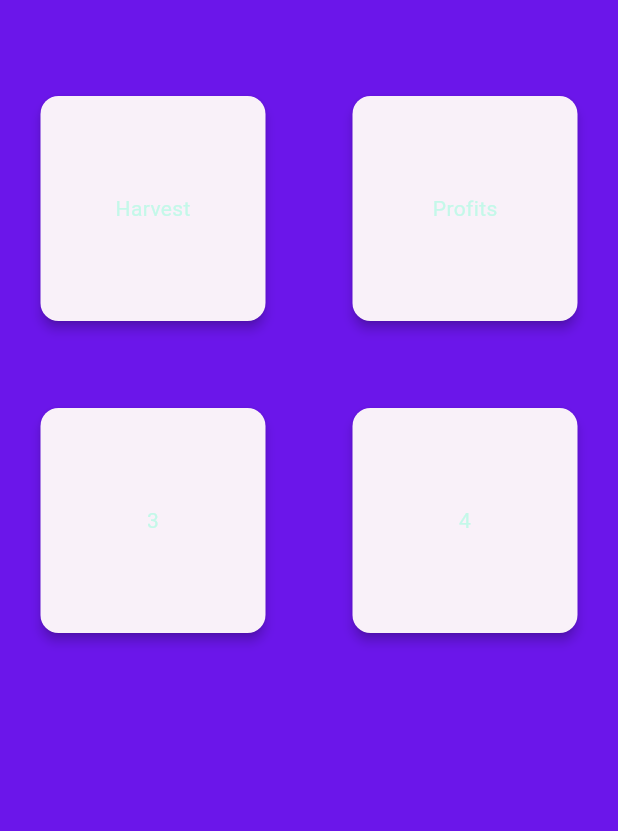
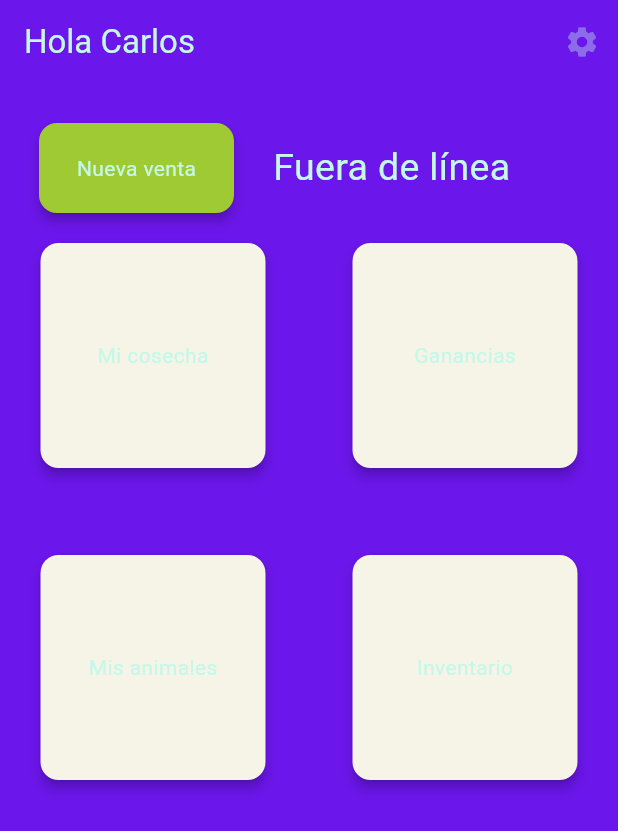
Before and after one commit to navirobayo/mi_terra_app, a Flutter app: the HomeScreen screen opened directly, on a phone screen of 412 x 824 dp. Shown: the top 831 px of the screen. Run offline on Flutter 3.47's test engine with Material 2 defaults, Android fonts, the phone set to English and light mode, and no system bars; our stand-ins replace firebase_core; accounts and stored records are empty; generated files the repository leaves out were written again.

Commit message:
Welcome and home screen draft

```diff
--- /dev/null
+++ b/mi_terra_app/lib/src/components/flutter_mi_terra_theme.dart
@@ -0,0 +1,69 @@
+import 'package:flutter/material.dart';
+
+class FlutterMiTerraTheme {
+  FlutterMiTerraTheme._();
+
+  // If you want to modify both themes at once, modify the colors below.
+
+  static const Color _primaryColor = Color.fromARGB(255, 219, 242, 11);
+  static const Color _primaryInverseColor = Color.fromARGB(255, 233, 196, 115);
+  static const Color _onSurfaceColor = Color.fromARGB(255, 196, 248, 233);
+  static const Color _onSurfaceVariant = Color.fromARGB(255, 230, 244, 46);
+  static const Color _onPrimaryColor = Color(0xFFA5E179);
+  static const Color _surfaceColor = Color.fromARGB(255, 107, 22, 234);
+  static const Color _backgroundColor = Color(0xFF373C4B);
+  static const Color _onSecondaryColor = Color(0xFFE1E3E4);
+  static const Color _onBackgroundColor = Color(0xFF828A9A);
+  static const Color _secondaryColor = Color(0xFF55393D);
+  static const Color _primaryContainer = Color.fromARGB(255, 160, 202, 51);
+  static const Color _errorColor = Color(0xFFF69C5E);
+  static const Color _onErrorColor = Color(0xFF354157);
+
+  // If you want to modify the light theme only, modify the colors below.
+
+  static final ThemeData lightTheme = ThemeData(
+    useMaterial3: true,
+    colorScheme: ColorScheme.fromSeed(
+      brightness: Brightness.light,
+      seedColor: FlutterMiTerraTheme._primaryColor,
+      background: FlutterMiTerraTheme._backgroundColor,
+      primary: FlutterMiTerraTheme._primaryColor,
+      secondary: FlutterMiTerraTheme._secondaryColor,
+      inversePrimary: FlutterMiTerraTheme._primaryInverseColor,
+      onSurface: FlutterMiTerraTheme._onSurfaceColor,
+      surface: FlutterMiTerraTheme._surfaceColor,
+      onSurfaceVariant: FlutterMiTerraTheme._onSurfaceVariant,
+      onPrimary: FlutterMiTerraTheme._onPrimaryColor,
+      onSecondary: FlutterMiTerraTheme._onSecondaryColor,
+      onBackground: FlutterMiTerraTheme._onBackgroundColor,
+      primaryContainer: FlutterMiTerraTheme._primaryContainer,
+      error: FlutterMiTerraTheme._errorColor,
+      onError: FlutterMiTerraTheme._onErrorColor,
+    ),
+  );
+
+  // If you want to modify the dark theme only, modify the colors below.
+
+  static final ThemeData darkTheme = ThemeData(
+    useMaterial3: true,
+    colorScheme: ColorScheme.fromSeed(
+      brightness: Brightness.dark,
+      seedColor: FlutterMiTerraTheme._primaryColor,
+      background: FlutterMiTerraTheme._backgroundColor,
+      primary: FlutterMiTerraTheme._primaryColor,
+      secondary: FlutterMiTerraTheme._secondaryColor,
+      inversePrimary: FlutterMiTerraTheme._primaryInverseColor,
+      onSurface: FlutterMiTerraTheme._onSurfaceColor,
+      surface: FlutterMiTerraTheme._surfaceColor,
+      onSurfaceVariant: FlutterMiTerraTheme._onSurfaceVariant,
+      onPrimary: FlutterMiTerraTheme._onPrimaryColor,
+      onSecondary: FlutterMiTerraTheme._onSecondaryColor,
+      onBackground: FlutterMiTerraTheme._onBackgroundColor,
+      primaryContainer: FlutterMiTerraTheme._primaryContainer,
+      error: FlutterMiTerraTheme._errorColor,
+      onError: FlutterMiTerraTheme._onErrorColor,
+    ),
+  );
+}
+
+// A custom Flutter theme by @navirobayo | Check out FlutterCustomThemesVol1 for more.
--- /dev/null
+++ b/mi_terra_app/lib/src/components/global_strings.dart
@@ -0,0 +1,7 @@
+const String appName = "Mi Terra App";
+const String appVersion = "1.0.0";
+const String testUserName = "Carlos";
+const String testUserGlobalProfit = "200000";
+const String testUserLastHarvest = "50000";
+const String testConnectionStatusTrue = "En línea";
+const String testConnectionStatusFalse = "Fuera de línea";
--- a/mi_terra_app/lib/src/presentation/home_screen/home_screen.dart
+++ b/mi_terra_app/lib/src/front_end/home_screen/home_screen.dart
@@ -1,4 +1,6 @@
 import 'package:flutter/material.dart';
+import 'package:mi_terra_app/src/components/global_strings.dart';
+import 'package:mi_terra_app/src/front_end/profit_screen/profit_screen.dart';
 
 class HomeScreen extends StatefulWidget {
   const HomeScreen({super.key});
@@ -11,13 +13,46 @@ class _HomeScreenState extends State<HomeScreen> {
   @override
   Widget build(BuildContext context) {
     return Scaffold(
+      floatingActionButtonLocation: FloatingActionButtonLocation.startTop,
+      appBar: AppBar(
+          automaticallyImplyLeading: false,
+          title: const Text("Hola $testUserName"),
+          actions: const [
+            IconButton(onPressed: null, icon: Icon(Icons.settings))
+          ]),
       body: Padding(
         padding: const EdgeInsets.all(10),
         child: Center(
           child: ListView(
             children: [
-              const SizedBox(
-                height: 50,
+              Row(
+                children: [
+                  Padding(
+                    padding: const EdgeInsets.all(12),
+                    child: Card(
+                      color: Theme.of(context).colorScheme.primaryContainer,
+                      clipBehavior: Clip.hardEdge,
+                      elevation: 3,
+                      child: InkWell(
+                        splashColor:
+                            Theme.of(context).colorScheme.onSurfaceVariant,
+                        onTap: () {},
+                        child: const SizedBox(
+                          width: 130,
+                          height: 60,
+                          child: Center(child: Text('Nueva venta')),
+                        ),
+                      ),
+                    ),
+                  ),
+                  const SizedBox(
+                    width: 10,
+                  ),
+                  const Text(
+                    testConnectionStatusFalse,
+                    style: TextStyle(fontSize: 25),
+                  ),
+                ],
               ),
               Row(
                 mainAxisAlignment: MainAxisAlignment.center,
@@ -26,12 +61,12 @@ class _HomeScreenState extends State<HomeScreen> {
                     clipBehavior: Clip.hardEdge,
                     elevation: 3,
                     child: InkWell(
-                      splashColor: Theme.of(context).primaryColor,
+                      splashColor: Theme.of(context).colorScheme.primary,
                       onTap: () {},
                       child: const SizedBox(
                         width: 150,
                         height: 150,
-                        child: Center(child: Text('Harvest')),
+                        child: Center(child: Text('Mi cosecha')),
                       ),
                     ),
                   ),
@@ -42,12 +77,16 @@ class _HomeScreenState extends State<HomeScreen> {
                     clipBehavior: Clip.hardEdge,
                     elevation: 3,
                     child: InkWell(
-                      splashColor: Theme.of(context).primaryColor,
-                      onTap: () {},
+                      splashColor: Theme.of(context).colorScheme.primary,
+                      onTap: () {
+                        Navigator.of(context).push(MaterialPageRoute(
+                          builder: (context) => const ProfitScreen(),
+                        ));
+                      },
                       child: const SizedBox(
                         width: 150,
                         height: 150,
-                        child: Center(child: Text('Profits')),
+                        child: Center(child: Text('Ganancias')),
                       ),
                     ),
                   ),
@@ -63,12 +102,12 @@ class _HomeScreenState extends State<HomeScreen> {
                     clipBehavior: Clip.hardEdge,
                     elevation: 3,
                     child: InkWell(
-                      splashColor: Theme.of(context).primaryColor,
+                      splashColor: Theme.of(context).colorScheme.primary,
                       onTap: () {},
                       child: const SizedBox(
                         width: 150,
                         height: 150,
-                        child: Center(child: Text('3')),
+                        child: Center(child: Text('Mis animales')),
                       ),
                     ),
                   ),
@@ -79,12 +118,12 @@ class _HomeScreenState extends State<HomeScreen> {
                     clipBehavior: Clip.hardEdge,
                     elevation: 3,
                     child: InkWell(
-                      splashColor: Theme.of(context).primaryColor,
+                      splashColor: Theme.of(context).colorScheme.primary,
                       onTap: () {},
                       child: const SizedBox(
                         width: 150,
                         height: 150,
-                        child: Center(child: Text('4')),
+                        child: Center(child: Text('Inventario')),
                       ),
                     ),
                   ),
--- a/mi_terra_app/lib/src/persistence/flutter_oveja_go_theme.dart
+++ /dev/null
@@ -1,69 +0,0 @@
-import 'package:flutter/material.dart';
-
-class FlutterOvejaGoTheme {
-  FlutterOvejaGoTheme._();
-
-  // If you want to modify both themes at once, modify the colors below.
-
-  static const Color _primaryColor = Color.fromARGB(255, 127, 19, 242);
-  static const Color _primaryInverseColor = Color.fromARGB(255, 233, 196, 115);
-  static const Color _onSurfaceColor = Color.fromARGB(255, 196, 248, 233);
-  static const Color _onSurfaceVariant = Color.fromARGB(255, 230, 244, 46);
-  static const Color _onPrimaryColor = Color(0xFFA5E179);
-  static const Color _surfaceColor = Color.fromARGB(255, 107, 22, 234);
-  static const Color _backgroundColor = Color(0xFF373C4B);
-  static const Color _onSecondaryColor = Color(0xFFE1E3E4);
-  static const Color _onBackgroundColor = Color(0xFF828A9A);
-  static const Color _secondaryColor = Color(0xFF55393D);
-  static const Color _primaryContainer = Color(0xFF394634);
-  static const Color _errorColor = Color(0xFFF69C5E);
-  static const Color _onErrorColor = Color(0xFF354157);
-
-  // If you want to modify the light theme only, modify the colors below.
-
-  static final ThemeData lightTheme = ThemeData(
-    useMaterial3: true,
-    colorScheme: ColorScheme.fromSeed(
-      brightness: Brightness.light,
-      seedColor: FlutterOvejaGoTheme._primaryColor,
-      background: FlutterOvejaGoTheme._backgroundColor,
-      primary: FlutterOvejaGoTheme._primaryColor,
-      secondary: FlutterOvejaGoTheme._secondaryColor,
-      inversePrimary: FlutterOvejaGoTheme._primaryInverseColor,
-      onSurface: FlutterOvejaGoTheme._onSurfaceColor,
-      surface: FlutterOvejaGoTheme._surfaceColor,
-      onSurfaceVariant: FlutterOvejaGoTheme._onSurfaceVariant,
-      onPrimary: FlutterOvejaGoTheme._onPrimaryColor,
-      onSecondary: FlutterOvejaGoTheme._onSecondaryColor,
-      onBackground: FlutterOvejaGoTheme._onBackgroundColor,
-      primaryContainer: FlutterOvejaGoTheme._primaryContainer,
-      error: FlutterOvejaGoTheme._errorColor,
-      onError: FlutterOvejaGoTheme._onErrorColor,
-    ),
-  );
-
-  // If you want to modify the dark theme only, modify the colors below.
-
-  static final ThemeData darkTheme = ThemeData(
-    useMaterial3: true,
-    colorScheme: ColorScheme.fromSeed(
-      brightness: Brightness.dark,
-      seedColor: FlutterOvejaGoTheme._primaryColor,
-      background: FlutterOvejaGoTheme._backgroundColor,
-      primary: FlutterOvejaGoTheme._primaryColor,
-      secondary: FlutterOvejaGoTheme._secondaryColor,
-      inversePrimary: FlutterOvejaGoTheme._primaryInverseColor,
-      onSurface: FlutterOvejaGoTheme._onSurfaceColor,
-      surface: FlutterOvejaGoTheme._surfaceColor,
-      onSurfaceVariant: FlutterOvejaGoTheme._onSurfaceVariant,
-      onPrimary: FlutterOvejaGoTheme._onPrimaryColor,
-      onSecondary: FlutterOvejaGoTheme._onSecondaryColor,
-      onBackground: FlutterOvejaGoTheme._onBackgroundColor,
-      primaryContainer: FlutterOvejaGoTheme._primaryContainer,
-      error: FlutterOvejaGoTheme._errorColor,
-      onError: FlutterOvejaGoTheme._onErrorColor,
-    ),
-  );
-}
-
-// A custom Flutter theme by @navirobayo | Check out FlutterCustomThemesVol1 for more.
```
Also changed, not shown: mi_terra_app/lib/main.dart (+33 -5 lines), mi_terra_app/lib/src/front_end/profit_screen/profit_screen.dart (added, +44 -0 lines), mi_terra_app/lib/src/front_end/welcome_screen/welcome_screen.dart (added, +43 -0 lines), mi_terra_app/lib/src/presentation/welcome_screen/welcome_screen.dart (deleted, +0 -36 lines), mi_terra_app/lib/src/front_end/inventory_screen/inventory_screen.dart (renamed from mi_terra_app/lib/src/presentation/inventory_screen/inventory_screen.dart), mi_terra_app/lib/src/front_end/vegetables_screen/vegetables_screen.dart (renamed from mi_terra_app/lib/src/presentation/vegetables_screen/vegetables_screen.dart).
